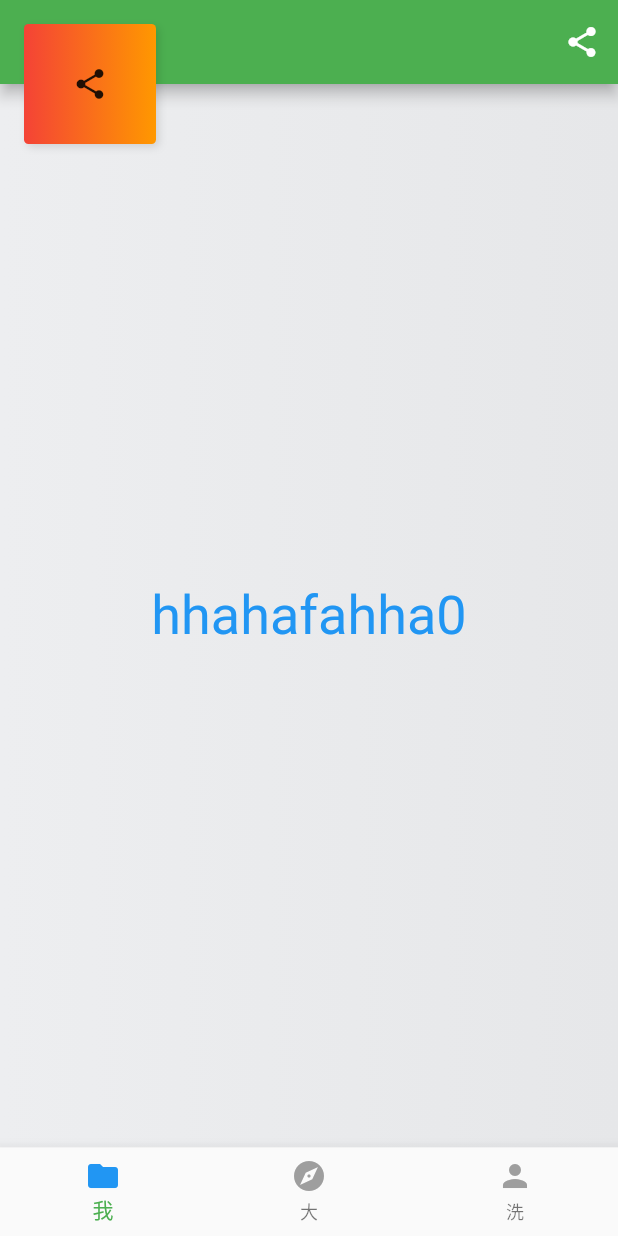
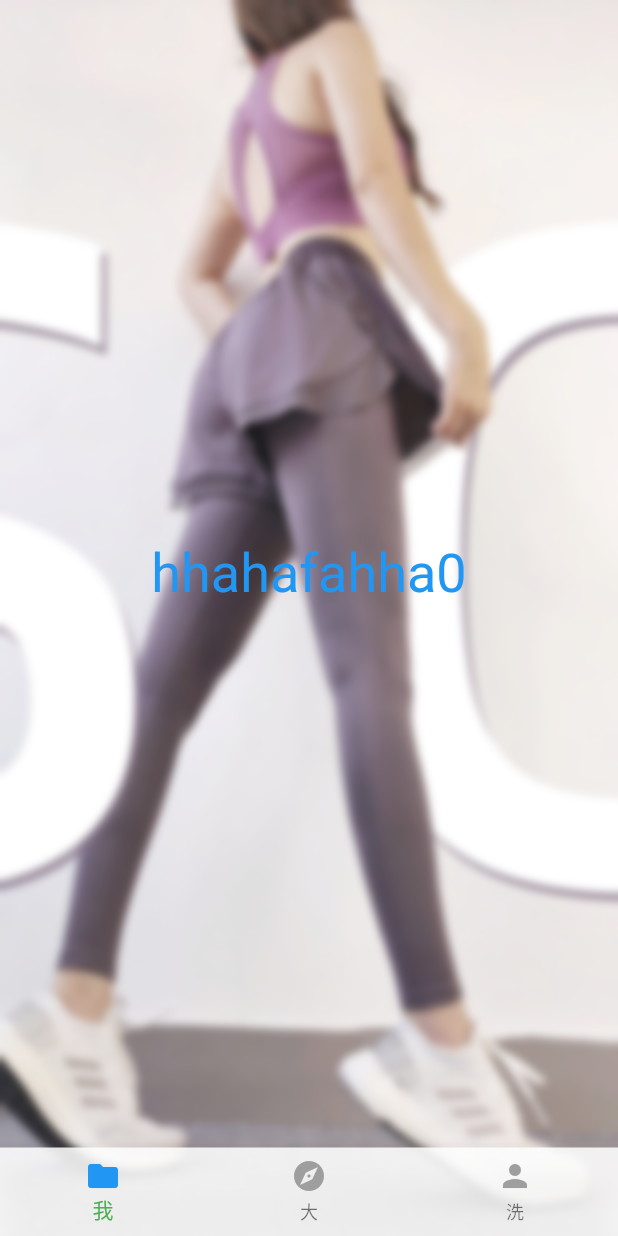
Before and after one commit to carpediemvv/flutter_buildself, a Flutter app: the screen it shows after launch, on a phone screen of 412 x 824 dp. Run offline on Flutter 3.47's test engine with Material 2 defaults, Android fonts, the light colour scheme and no system bars.

Commit message:
加入模糊背景

```diff
--- a/lib/tab_navigator.dart
+++ b/lib/tab_navigator.dart
@@ -1,3 +1,6 @@
+import 'dart:ui';
+
+import 'package:flutter/cupertino.dart';
 import 'package:flutter/material.dart';
 import 'package:puyang/ExercisePage.dart';
 
@@ -15,23 +18,28 @@ class _TabNavigatorState extends State<TabNavigator> {
 
   @override
   Widget build(BuildContext context) {
-    return Scaffold(
-      appBar: AppBar(
-        title: Text(''),
-        actions: <Widget>[
-          IconButton(icon: Icon(Icons.share), onPressed: () {
-            //导航到新路由
-            Navigator.push( context,
-                MaterialPageRoute(builder: (context) {
-                  return TestContainerStateful();
-                },
-                    maintainState:true,
-                    fullscreenDialog: true));
-          })
-        ],
+    return  DecoratedBox(
+        decoration: BoxDecoration(
+            image:DecorationImage(
+              image: AssetImage('images/bg.jpg'),
+              fit: BoxFit.fitHeight
             ),
-      drawer: new Drawer(
-        child: ListView(
+        ),
+        child:
+          Padding(padding: EdgeInsets.symmetric(horizontal: 0.0, vertical: 0.0),
+          child: Stack(
+            children: [
+              BackdropFilter(
+                filter: new ImageFilter.blur(sigmaX: 3, sigmaY: 3),
+                child: new Container(
+                  color: Colors.white.withOpacity(0.1),
+                ),
+              ),
+              Scaffold(
+                backgroundColor: Colors.transparent,
+                drawer: Container(
+                  child: Drawer(
+                      child:ListView(
                         padding: EdgeInsets.zero,
                         children: <Widget>[
                           DrawerHeader(child: Text('Nick Name')),
@@ -51,25 +59,14 @@ class _TabNavigatorState extends State<TabNavigator> {
                         ],
                       ),
                   ),
-      floatingActionButton: ConstrainedBox(
-        constraints: BoxConstraints.tightFor(width: 88, height: 80),
-        child: DecoratedBox(
-          decoration: BoxDecoration(
-              gradient: LinearGradient(colors: [Colors.red, Colors.orange]),
-              borderRadius: BorderRadius.circular(3),
-              boxShadow: [
-                BoxShadow(
-                    color: Colors.black12, offset: Offset(2, 2), blurRadius: 4)
-              ]),
-          child: Icon(Icons.share),
                 ),
-      ),
+
                 floatingActionButtonLocation: FloatingActionButtonLocation.startTop,
                 body: Container(
                   decoration: BoxDecoration(
                       gradient: LinearGradient(colors: [
-          Color(0xffedeef0),
-          Color(0xffe6e7e9),
+                        Colors.transparent,
+                        Colors.transparent,
                       ])),
                   child: Center(
                     child: Text(
@@ -79,6 +76,7 @@ class _TabNavigatorState extends State<TabNavigator> {
                   ),
                 ),
                 bottomNavigationBar: BottomNavigationBar(
+                  backgroundColor: Color(0xdcFFFFFF),
                   currentIndex: _currentIndex,
                   onTap: (index) {
                     //修改状态
@@ -92,6 +90,10 @@ class _TabNavigatorState extends State<TabNavigator> {
                     _bottomItem('洗', Icons.person, 2),
                   ],
                 ),
+              ),
+            ],
+          ),
+        )
     );
   }
 
--- a/pubspec.yaml
+++ b/pubspec.yaml
@@ -41,9 +41,9 @@ flutter:
   uses-material-design: true
 
   # To add assets to your application, add an assets section, like this:
-  # assets:
-  #  - images/a_dot_burr.jpeg
-  #  - images/a_dot_ham.jpeg
+  assets:
+    - images/bg.jpg
+
 
   # An image asset can refer to one or more resolution-specific "variants", see
   # https://flutter.dev/assets-and-images/#resolution-aware.
```
Also changed, not shown: images/bg.jpg (added), pubspec.lock. Lines whose indentation alone changed are shown as unchanged.
